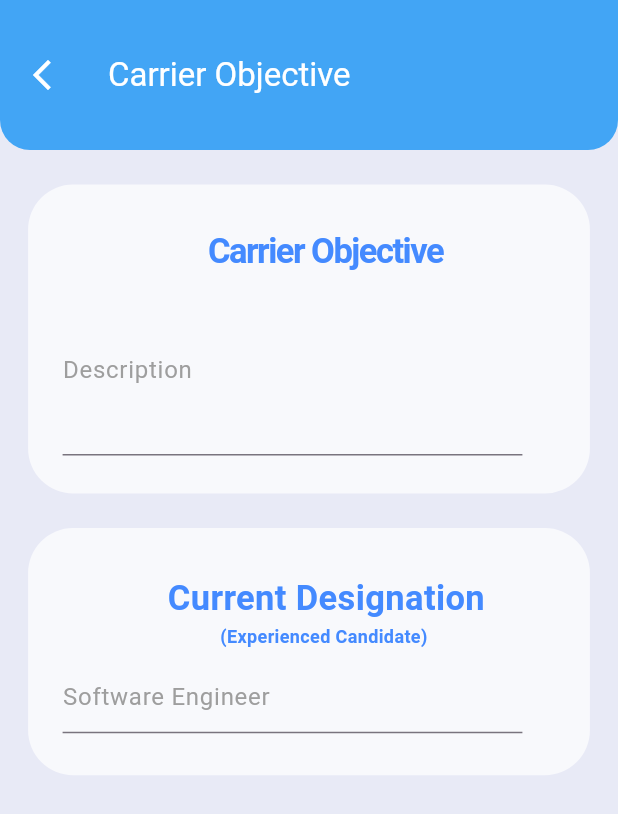
After one commit to amishad7/resume_builder, a Flutter app: the Carrier_Objective screen opened by its route, on a phone screen of 412 x 824 dp. The commit adds this screen. Shown: the top 814 px of the screen. Run offline on Flutter 3.47's test engine with Material 2 defaults, Android fonts, the phone set to English and light mode, and no system bars; network calls fail.

Commit message:
NewFiles Added

```diff
--- a/lib/main.dart
+++ b/lib/main.dart
@@ -1,4 +1,6 @@
 import 'package:flutter/material.dart';
+import 'package:resume_builder/screens/Carrier_objective.dart';
+import 'package:resume_builder/screens/Eduction.dart';
 import 'package:resume_builder/screens/Personal_Details.dart';
 import 'package:resume_builder/screens/Techincal_Skills.dart';
 import 'package:resume_builder/screens/builder_options.dart';
@@ -20,6 +22,9 @@ void main() {
         'Contact_info': (context) => const Contact_info(),
         'Personal_Details': (context) => const Personal_Details(),
         'Technical_Skills': (context) => const Technical_skills(),
+        'Carrier_Objective': (context) => const Carrier_Objective(),
+        'Eduction_': (context) => const Eduction_(),
+        'Eduction_': (context) => const Experience_(),
       },
     ),
   );
--- /dev/null
+++ b/lib/screens/Carrier_objective.dart
@@ -0,0 +1,139 @@
+import 'package:flutter/material.dart';
+import 'package:resume_builder/Global/global.dart';
+
+class Carrier_Objective extends StatefulWidget {
+  const Carrier_Objective({super.key});
+
+  @override
+  State<Carrier_Objective> createState() => _Carrier_ObjectiveState();
+}
+
+class _Carrier_ObjectiveState extends State<Carrier_Objective> {
+  @override
+  Widget build(BuildContext context) {
+    return Scaffold(
+      backgroundColor: Colors.indigo.shade50,
+      appBar: AppBar(
+        leading: IconButton(
+          onPressed: () {
+            Navigator.of(context).pop();
+          },
+          icon: Icon(
+            Icons.arrow_back_ios_new_outlined,
+            color: Global.TextColor,
+          ),
+        ),
+        toolbarHeight: 100,
+        backgroundColor: Global.appColor,
+        title: Text(
+          "Carrier Objective",
+          style: TextStyle(
+            color: Global.TextColor,
+          ),
+        ),
+        shape: const RoundedRectangleBorder(
+          borderRadius: BorderRadius.only(
+            bottomLeft: Radius.circular(
+              20,
+            ),
+            bottomRight: Radius.circular(20),
+          ),
+        ),
+      ),
+      body: Container(
+        color: Colors.indigo.shade50,
+        height: double.infinity,
+        width: double.infinity,
+        padding: EdgeInsets.symmetric(vertical: 23),
+        child: SingleChildScrollView(
+          child: Column(
+            children: [
+              Container(
+                padding: const EdgeInsets.only(left: 23, top: 23, bottom: 20),
+                height: MediaQuery.of(context).size.height / 4.0,
+                width: MediaQuery.of(context).size.width / 1.1,
+                decoration: const BoxDecoration(
+                  color: Colors.white70,
+                  borderRadius: BorderRadius.all(
+                    Radius.circular(30),
+                  ),
+                ),
+                child: Column(
+                  mainAxisAlignment: MainAxisAlignment.spaceEvenly,
+                  crossAxisAlignment: CrossAxisAlignment.center,
+                  children: [
+                    const Text(
+                      "Carrier Objective",
+                      style: TextStyle(
+                          letterSpacing: -1,
+                          fontSize: 23,
+                          color: Colors.blueAccent,
+                          fontWeight: FontWeight.w600),
+                    ),
+                    Padding(
+                      padding: const EdgeInsets.only(right: 45.0),
+                      child: TextFormField(
+                        decoration: const InputDecoration(
+                          contentPadding: EdgeInsets.symmetric(vertical: 45),
+                          hintText: 'Description',
+                          hintStyle: TextStyle(color: Colors.grey),
+                        ),
+                      ),
+                    ),
+                  ],
+                ),
+              ),
+              Container(
+                margin: EdgeInsets.only(top: 23),
+                padding: const EdgeInsets.only(left: 23, top: 23, bottom: 20),
+                height: MediaQuery.of(context).size.height / 5,
+                width: MediaQuery.of(context).size.width / 1.1,
+                decoration: const BoxDecoration(
+                  color: Colors.white70,
+                  borderRadius: BorderRadius.all(
+                    Radius.circular(30),
+                  ),
+                ),
+                child: Column(
+                  mainAxisAlignment: MainAxisAlignment.spaceEvenly,
+                  crossAxisAlignment: CrossAxisAlignment.center,
+                  children: [
+                    Column(
+                      children: [
+                        const Text(
+                          "Current Designation",
+                          style: TextStyle(
+                            fontSize: 23,
+                            color: Colors.blueAccent,
+                            fontWeight: FontWeight.w600,
+                          ),
+                        ),
+                        const Text(
+                          "(Experienced Candidate) ",
+                          style: TextStyle(
+                            fontSize: 12,
+                            color: Colors.blueAccent,
+                            fontWeight: FontWeight.w600,
+                          ),
+                        ),
+                      ],
+                    ),
+                    Padding(
+                      padding: const EdgeInsets.only(right: 45),
+                      child: TextFormField(
+                        decoration: const InputDecoration(
+                          hintText: 'Software Engineer',
+                          hintStyle: TextStyle(color: Colors.grey),
+                        ),
+                      ),
+                    ),
+                  ],
+                ),
+              ),
+            ],
+          ),
+        ),
+      ),
+    );
+  }
+}
```
Also changed, not shown: lib/screens/Eduction.dart (added, +143 -0 lines), lib/screens/Expericance_.dart (added, +143 -0 lines).
